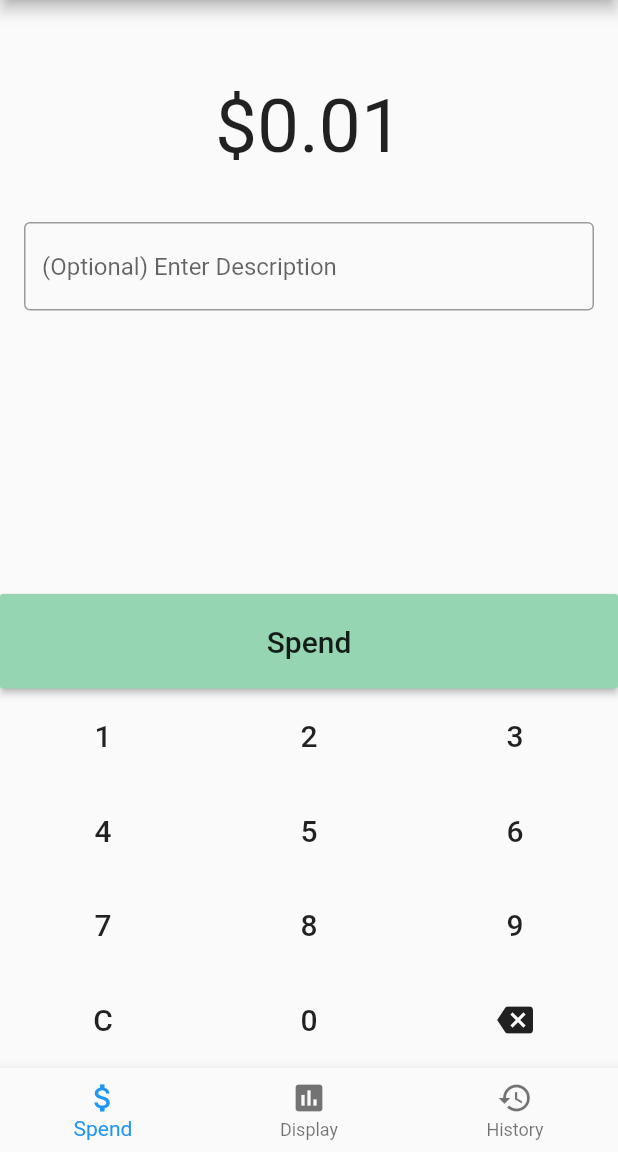
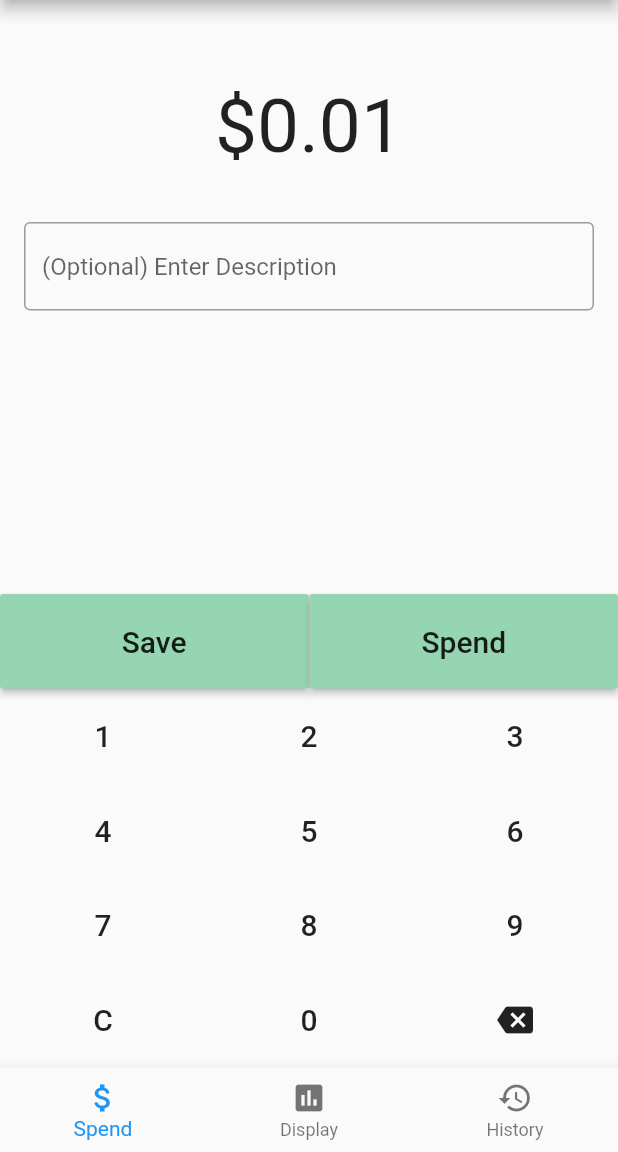
Before and after one commit to jerichoi224/MoneyTracker, a Flutter app: the HomeWidget screen opened by its route, after a tap on an icon or button, on a phone screen of 412 x 824 dp, the part 84-1236 px from its top. Run offline on Flutter 3.47's test engine with Material 2 defaults, Android fonts, the phone set to English and light mode, and no system bars; our stand-ins replace flutter_keyboard_visibility, shared_preferences, sqflite; accounts and stored records are empty.

Commit message:
Allows to 'save' money now

```diff
--- a/lib/DisplayWidget.dart
+++ b/lib/DisplayWidget.dart
@@ -61,7 +61,7 @@ class _DisplayState extends State<DisplayWidget> {
                 )
             ),
           ),
-          _moneyText(widget.data["dailyLimit"] - todaySpent),
+          _moneyText(widget.data["dailyLimit"] + todaySpent),
           new Padding(
             padding: new EdgeInsets.fromLTRB(0, 20, 0, 10),
             child:Center(
--- a/lib/EditWidget.dart
+++ b/lib/EditWidget.dart
@@ -63,7 +63,7 @@ class _EditState extends State<EditWidget> {
                                               controller: widget.amountController,
                                               decoration: InputDecoration(
                                                 border: InputBorder.none,
-                                                hintText: 'Change Daily Limit',
+                                                hintText: 'Spending Amount',
                                               ),
                                               keyboardType: TextInputType.number,
                                               textAlign: TextAlign.start,
--- a/lib/HomeWidget.dart
+++ b/lib/HomeWidget.dart
@@ -19,6 +19,7 @@ class _HomeState extends State<HomeWidget>{
   final pageController = PageController(initialPage: 0);
   int _currentIndex = 0;
   bool ready = false;
+  bool patched = false;
 
   Map<String, String> stringData;
   Map<String, double> data;
@@ -51,6 +52,8 @@ class _HomeState extends State<HomeWidget>{
     _readSP("monthlySaved").then((val) {setState(() {data["monthlySaved"] = val;});});
     _readSP("monthlyResetDate").then((val) {setState(() {data["monthlyResetDate"] = val;});});
     _readSP("firstDay").then((val) {setState(() {data["firstDay"] = val;});});
+    _readSP("disableSave").then((val) {setState(() {data["disableSave"] = val;});});
+    _readSP("version").then((val) {setState(() {data["version"] = val;});});
 
     // These value are only available while the app is running.
     data["SpendValue"] = 0;
@@ -97,6 +100,25 @@ class _HomeState extends State<HomeWidget>{
     }
   }
 
+  patch(){
+    if(data["version"] < 0.4){
+      data["version"] = 0.4;
+      _saveSP("version", 0.4);
+
+      _queryAllDB().then((entries){
+        todaySpending.clear();
+        for(Entry i in entries){
+          i.amount *= -1;
+          _updateDB(i);
+          if(i.day == data["todayDate"].toInt().toString()){
+            todaySpending.add(i);
+          }
+        }
+      });
+    }
+    setState(() {patched = true;});
+  }
+
   // Two Main Screens for the app
   List<Widget> _children() => [
     SpendMoneyWidget(data: data, stringData: stringData),
@@ -132,21 +154,26 @@ class _HomeState extends State<HomeWidget>{
     });
   }
 
-  checkLoaded(){
+  notLoaded(){
     return data == null || todaySpending == null;
   }
 
   @override
   Widget build(BuildContext context){
     final List<Widget> children = _children();
+
+    // Minimum Splash Screen
     if(!ready) {
-      new Timer(new Duration(milliseconds: 700), () {
+      new Timer(new Duration(milliseconds: 500), () {
         ready = true;
         setState(() {});
       });
     }
+    if(!notLoaded()){
+      patch();
+    }
     // While Data is loading, show empty screen
-    if(checkLoaded() || !ready) {
+    if(notLoaded() || !ready || !patched) {
       return Scaffold(
           body: new Column(
               mainAxisAlignment: MainAxisAlignment.center,
@@ -242,8 +269,18 @@ class _HomeState extends State<HomeWidget>{
     return DateFormat('yyyyMMdd').format(dt);
   }
 
+  _updateDB(Entry entry) async{
+    DatabaseHelper helper = DatabaseHelper.instance;
+    await helper.update(entry);
+  }
+
   Future<List<Entry>> _queryDayDB(String day) async {
     DatabaseHelper helper = DatabaseHelper.instance;
     return await helper.queryDay(day);
   }
+
+  Future<List<Entry>> _queryAllDB() async {
+    DatabaseHelper helper = DatabaseHelper.instance;
+    return await helper.queryAll();
+  }
 }
--- a/lib/SpendMoneyWidget.dart
+++ b/lib/SpendMoneyWidget.dart
@@ -37,10 +37,10 @@ class _SpendMoneyState extends State<SpendMoneyWidget> {
     });
   }
 
-  Widget buildButton(String s, [Icon i, Color c]){
+  Widget buildButton(String s, [Icon i, Color c, double fontSize]){
     return new Expanded(
         child: new MaterialButton(
-          child: i == null? new Text(s, style: TextStyle(fontSize: 20.0,),) : i,
+          child: i == null? new Text(s, style: TextStyle(fontSize: fontSize == null? 20.0 : fontSize,),) : i,
           color: c,
           padding: new EdgeInsets.all(20.0),
           onPressed: () => buttonPressed(s),
@@ -55,7 +55,7 @@ class _SpendMoneyState extends State<SpendMoneyWidget> {
       }else{
         amount = "0";
       }
-    }else if(s == "Spend"){
+    }else if(s == "Spend" || s == "Save"){
       FocusScope.of(context).unfocus();
       double val = double.parse(amount)/100.0;
       if(val > 0) {
@@ -64,7 +64,9 @@ class _SpendMoneyState extends State<SpendMoneyWidget> {
             : widget._myController.text;
 
         Entry entry = Entry();
-
+        if(s == "Spend"){
+          val *= -1;
+        }
         DateTime dt = DateTime.now().toLocal();
         entry.timestamp = dt.millisecondsSinceEpoch;
         entry.day = DateFormat('yyyyMMdd').format(dt);
@@ -137,10 +139,24 @@ class _SpendMoneyState extends State<SpendMoneyWidget> {
                           )
                       ),
                       new Expanded(child: new Container()),
-                      new Row(
+
+                      IntrinsicHeight(
+                        child: new Row(
                           children: [
+                            Visibility (
+                              visible: widget.data["disableSave"] == 0.0,
+                             child: buildButton("Save", null, Color.fromRGBO(149, 213, 178, 1)),
+                            ),
+                            Visibility(
+                              visible: widget.data["disableSave"] == 0.0,
+                              child: Container(
+                                width: 1,
+                                color: Colors.black12,
+                              )
+                            ),
                             buildButton("Spend", null, Color.fromRGBO(149, 213, 178, 1)),
                           ]
+                        ),
                       ),
                       Visibility (
                         visible: widget.data["keypadVisibility"] == 1.0,
--- a/lib/SpendingHistory.dart
+++ b/lib/SpendingHistory.dart
@@ -52,7 +52,7 @@ class _SpendingHistoryState extends State<SpendingHistoryWidget> {
 
     return Center(
         child: Text(moneyNf.format(a),
-            style: TextStyle(fontSize: 40.0, color: getColor(a))));
+            style: TextStyle(color: getColor(a))));
   }
 
   Color getColor(i) {
--- a/pubspec.yaml
+++ b/pubspec.yaml
@@ -15,7 +15,7 @@ publish_to: 'none' # Remove this line if you wish to publish to pub.dev
 # In iOS, build-name is used as CFBundleShortVersionString while build-number used as CFBundleVersion.
 # Read more about iOS versioning at
 # https://developer.apple.com/library/archive/documentation/General/Reference/InfoPlistKeyReference/Articles/CoreFoundationKeys.html
-version: 0.3.1
+version: 0.4.0
 
 environment:
   sdk: ">=2.7.0 <3.0.0"
```
Also changed, not shown: 1 other file.
